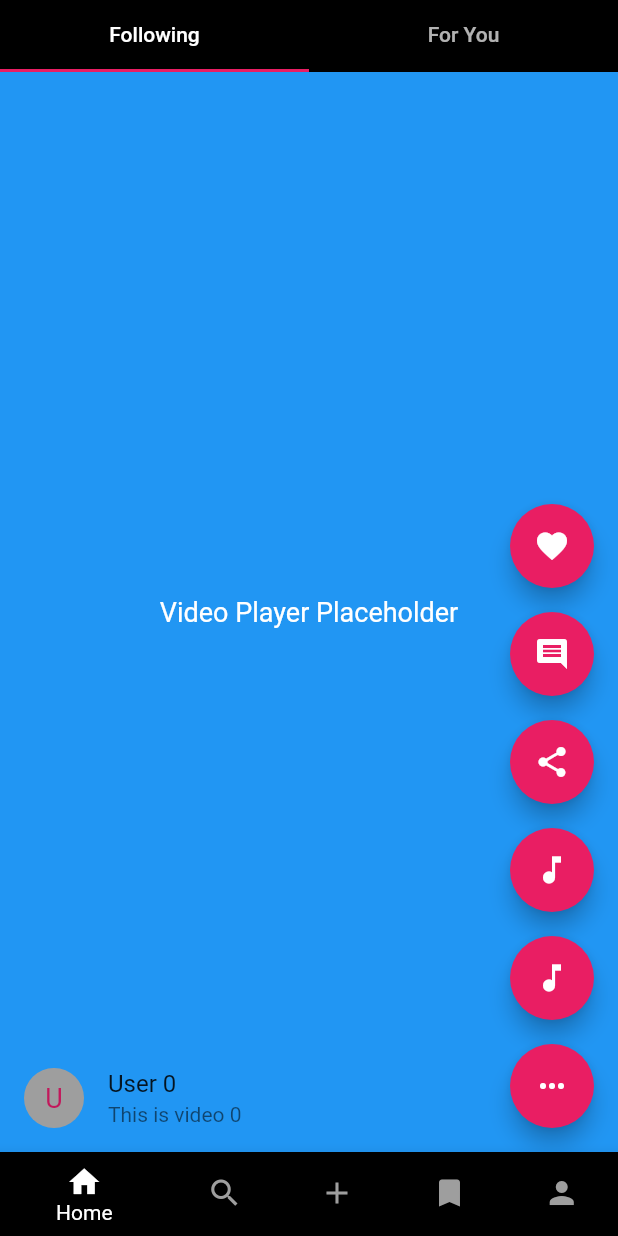
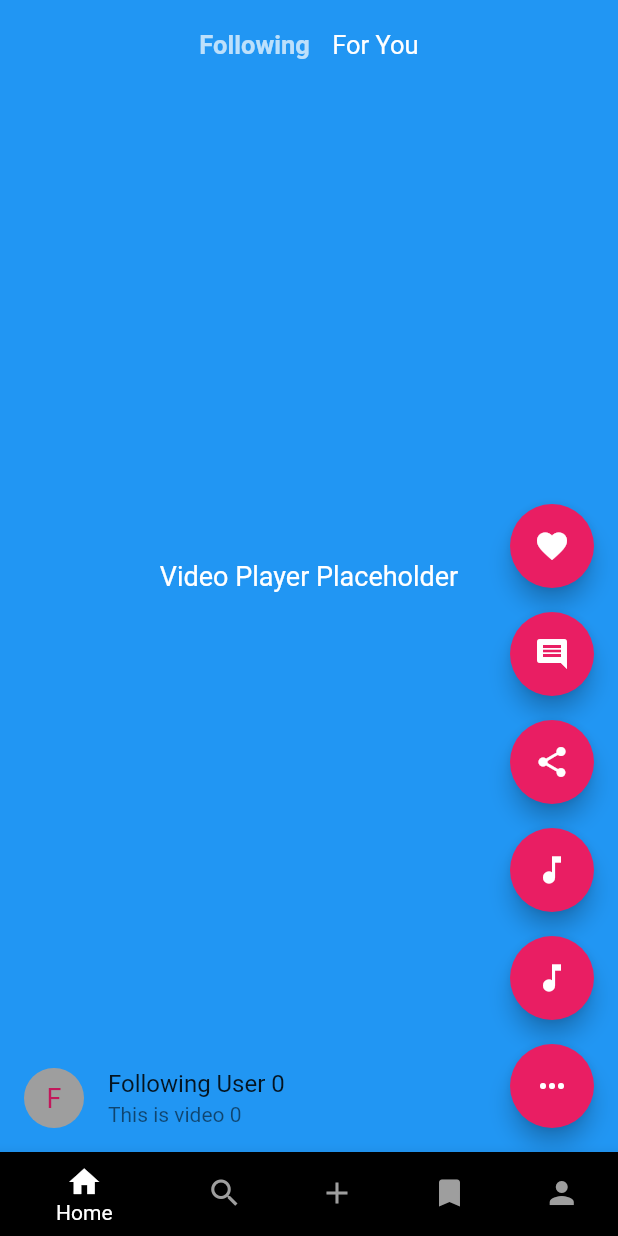
Before and after one commit to ShanavasPS/FlutterTikTokClone, a Flutter app: the screen it shows after launch, on a phone screen of 412 x 824 dp. Run offline on Flutter 3.47's test engine with Material 2 defaults, Android fonts, the phone set to English and light mode, and no system bars.

Commit message:
Added following and foryou buttons

```diff
--- a/lib/main.dart
+++ b/lib/main.dart
@@ -44,80 +44,103 @@ class CustomPageTransitionsBuilder extends PageTransitionsBuilder {
   }
 }
 
-class HomePage extends StatelessWidget {
-  const HomePage({Key? key});
+class HomePage extends StatefulWidget {
+  const HomePage({super.key});
+
+  @override
+  _HomePageState createState() => _HomePageState();
+}
+
+class _HomePageState extends State<HomePage> {
+  Color unselectedTextColor = Colors.white70;
+  Color selectedTextColor = Colors.white;
+  Color followingTextColor = Colors.white70;
+  Color forYouTextColor = Colors.white;
+  FontWeight followingWeight = FontWeight.bold;
+  FontWeight forYouWeight = FontWeight.normal;
+  String selectedFeed = "Following";
 
   @override
   Widget build(BuildContext context) {
-    return DefaultTabController(
-      length: 2, // Number of tabs
-      child: Scaffold(
-        body: SafeArea(
-          child: Container(
-            color: Colors.black,
-            child: Column(
+    return Scaffold(
+      body: Stack(
         children: [
-                TabBar(
-                  tabs: [
-                    Tab(text: 'Following'),
-                    Tab(text: 'For You'),
-                  ],
+          PageView.builder(
+            controller: PageController(
+              initialPage: 0,
+              viewportFraction: 1,
             ),
-                Expanded(
-                  child: TabBarView(
-                    children: [
-                      // Contents of Tab 1
-                      Container(
-                        child: SingleChildScrollView(
-                          child: Column(
-                            children: [
-                              SizedBox(
-                                height: MediaQuery.of(context).size.height - kToolbarHeight - MediaQuery.of(context).padding.top - kTextTabBarHeight, // Subtract the height of the tab bar
-                                child: PageView.builder(
+            itemCount: 10,
+            onPageChanged: (index) {
+              index = index;
+            },
             scrollDirection: Axis.vertical,
-                                  itemCount: 10,
-                                  itemBuilder: (BuildContext context, int index) {
+            itemBuilder: (context, index) {
+              index = index;
               return VideoFeed(
                 videoUrl: 'https://example.com/video.mp4', // Replace with video URL
-                                      username: 'User $index',
+                username: '$selectedFeed User $index',
                 caption: 'This is video $index',
               );
             },
           ),
+          SafeArea(
+            child: Container(
+              padding: EdgeInsets.only(top: 20),
+              child: Row(
+                  mainAxisAlignment: MainAxisAlignment.center,
+                  crossAxisAlignment: CrossAxisAlignment.center,
+                  children: <Widget>[
+                    GestureDetector(
+                      onTap: (){
+                        print("Following tapped.");
+                        setState(() {
+                          followingTextColor = selectedTextColor;
+                          followingWeight = FontWeight.bold;
+                          forYouTextColor = unselectedTextColor;
+                          forYouWeight = FontWeight.normal;
+                          selectedFeed = "Following";
+                        });
+
+                      },
+                      child: Text('Following',
+                          style: TextStyle(
+                              fontSize: 17.0,
+                              fontWeight: followingWeight,
+                              color: followingTextColor)),
                     ),
-                            ],
+                    SizedBox(
+                      width: 7,
                     ),
+                    Container(
+                      color: Colors.transparent,
+                      height: 10,
+                      width: 1.0,
                     ),
+                    SizedBox(
+                      width: 7,
                     ),
-                      // Contents of Tab 2
-                      Container(
-                        child: SingleChildScrollView(
-                          child: Column(
-                            children: [
-                              SizedBox(
-                                height: MediaQuery.of(context).size.height - kToolbarHeight - MediaQuery.of(context).padding.top - kTextTabBarHeight, // Subtract the height of the tab bar
-                                child: PageView.builder(
-                                  scrollDirection: Axis.vertical,
-                                  itemCount: 10,
-                                  itemBuilder: (BuildContext context, int index) {
-                                    return VideoFeed(
-                                      videoUrl: 'https://example.com/video.mp4', // Replace with video URL
-                                      username: 'User $index',
-                                      caption: 'This is video $index',
-                                    );
+                    GestureDetector(
+                      onTap: (){
+                        print("For You tapped.");
+                        setState(() {
+                          followingTextColor = unselectedTextColor;
+                          followingWeight = FontWeight.normal;
+                          forYouTextColor = selectedTextColor;
+                          forYouWeight = FontWeight.bold;
+                          selectedFeed = "For You";
+                        });
                       },
+                      child: Text('For You',
+                          style: TextStyle(
+                              fontSize: 17.0,
+                              fontWeight: forYouWeight,
+                              color: forYouTextColor)),
+                    )
+                  ]),
             ),
           ),
         ],
-                          ),
-                        ),
-                      ),
-                    ],
-                  ),
-                ),
-              ],
-            ),
-          ),
       ),
       floatingActionButton: Column(
         mainAxisAlignment: MainAxisAlignment.end,
@@ -183,7 +206,6 @@ class HomePage extends StatelessWidget {
           ],
           selectedItemColor: Colors.white,
           unselectedItemColor: Colors.grey,
-          ),
         ),
       ),
     );
```
Lines whose indentation alone changed are shown as unchanged.
